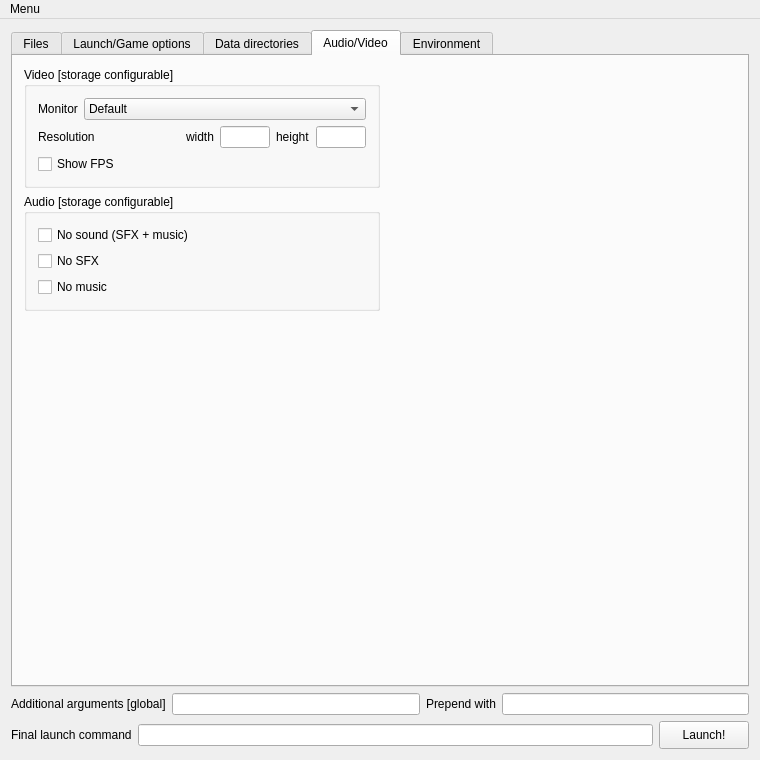
This is Forms/MainWindow.ui in kdmn2/DoomRunnerPlus as Qt 5 draws it before an edit. The edited form follows.
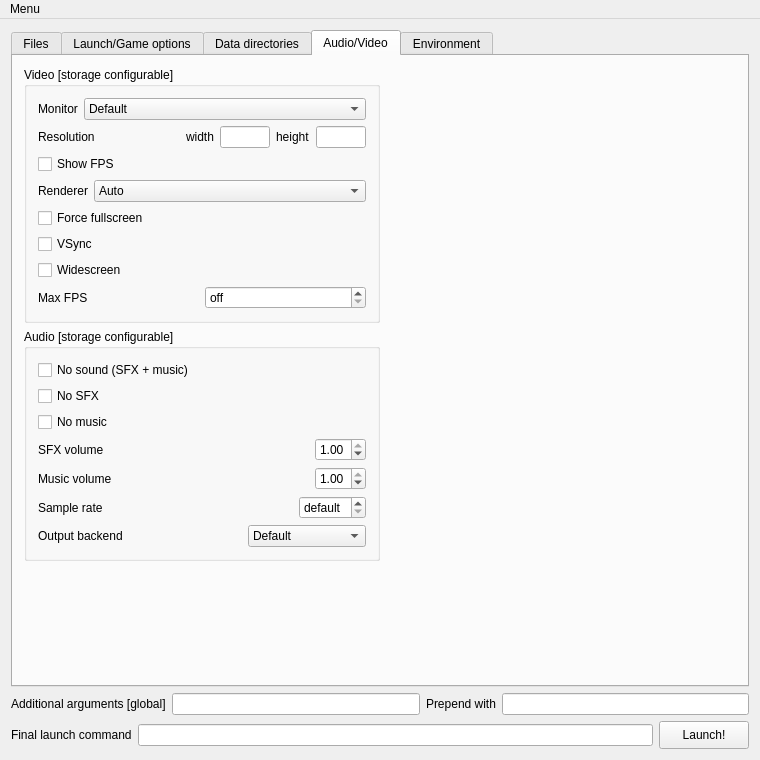
This is the edited form. The open tabs and pages were chosen to show the change. Icons and pictures are not drawn. Custom widgets are drawn as their Qt base class.

```diff
--- a/Forms/MainWindow.ui
+++ b/Forms/MainWindow.ui
@@ -1878,19 +1878,118 @@
                </item>
               </layout>
              </item>
-             <item>
-              <widget class="QCheckBox" name="showFpsChkBox">
-               <property name="toolTip">
-                <string>&lt;html&gt;&lt;head/&gt;&lt;body&gt;&lt;p&gt;&lt;span style=&quot; font-weight:700;&quot;&gt;+vid_fps&lt;br/&gt;&lt;/span&gt;When true, displays the average framerate over the past second in the upper-right corner of the screen. Because the Doom engine's internal game rate and frame rate are linked, the framerate will never be (much) above 35 fps if cl_capfps is true.&lt;/p&gt;&lt;/body&gt;&lt;/html&gt;</string>
-               </property>
-               <property name="text">
-                <string>Show FPS</string>
-               </property>
-              </widget>
-             </item>
-            </layout>
-           </widget>
-          </item>
+              <item>
+               <widget class="QCheckBox" name="showFpsChkBox">
+                <property name="toolTip">
+                 <string>&lt;html&gt;&lt;head/&gt;&lt;body&gt;&lt;p&gt;&lt;span style=&quot; font-weight:700;&quot;&gt;+vid_fps&lt;br/&gt;&lt;/span&gt;When true, displays the average framerate over the past second in the upper-right corner of the screen. Because the Doom engine's internal game rate and frame rate are linked, the framerate will never be (much) above 35 fps if cl_capfps is true.&lt;/p&gt;&lt;/body&gt;&lt;/html&gt;</string>
+                </property>
+                <property name="text">
+                 <string>Show FPS</string>
+                </property>
+               </widget>
+              </item>
+              <item>
+               <layout class="QHBoxLayout" name="hLayout_renderer">
+                <item>
+                 <widget class="QLabel" name="rendererLabel">
+                  <property name="toolTip">
+                   <string>&lt;html&gt;&lt;head/&gt;&lt;body&gt;&lt;p&gt;&lt;span style=&quot; font-weight:700;&quot;&gt;-gl / -vulkan&lt;br/&gt;&lt;/span&gt;Selects the renderer: OpenGL (-gl) or Vulkan (-vulkan). Leave on "Auto" to use the engine default.&lt;/p&gt;&lt;/body&gt;&lt;/html&gt;</string>
+                  </property>
+                  <property name="text">
+                   <string>Renderer</string>
+                  </property>
+                 </widget>
+                </item>
+                <item>
+                 <widget class="QComboBox" name="rendererCmbBox">
+                  <property name="sizePolicy">
+                   <sizepolicy hsizetype="MinimumExpanding" vsizetype="Fixed">
+                    <horstretch>0</horstretch>
+                    <verstretch>0</verstretch>
+                   </sizepolicy>
+                  </property>
+                  <property name="toolTip">
+                   <string>&lt;html&gt;&lt;head/&gt;&lt;body&gt;&lt;p&gt;&lt;span style=&quot; font-weight:700;&quot;&gt;-gl / -vulkan&lt;br/&gt;&lt;/span&gt;Selects the renderer: OpenGL (-gl) or Vulkan (-vulkan). Leave on "Auto" to use the engine default.&lt;/p&gt;&lt;/body&gt;&lt;/html&gt;</string>
+                  </property>
+                  <item>
+                   <property name="text">
+                    <string>Auto</string>
+                   </property>
+                  </item>
+                  <item>
+                   <property name="text">
+                    <string>OpenGL</string>
+                   </property>
+                  </item>
+                  <item>
+                   <property name="text">
+                    <string>Vulkan</string>
+                   </property>
+                  </item>
+                 </widget>
+                </item>
+               </layout>
+              </item>
+              <item>
+               <widget class="QCheckBox" name="fullscreenChkBox">
+                <property name="toolTip">
+                 <string>&lt;html&gt;&lt;head/&gt;&lt;body&gt;&lt;p&gt;&lt;span style=&quot; font-weight:700;&quot;&gt;+vid_fullscreen 1&lt;br/&gt;&lt;/span&gt;Forces the engine into fullscreen mode when starting.&lt;/p&gt;&lt;/body&gt;&lt;/html&gt;</string>
+                </property>
+                <property name="text">
+                 <string>Force fullscreen</string>
+                </property>
+               </widget>
+              </item>
+              <item>
+               <widget class="QCheckBox" name="vsyncChkBox">
+                <property name="toolTip">
+                 <string>&lt;html&gt;&lt;head/&gt;&lt;body&gt;&lt;p&gt;&lt;span style=&quot; font-weight:700;&quot;&gt;+vid_vsync 1&lt;br/&gt;&lt;/span&gt;Enables vertical synchronization.&lt;/p&gt;&lt;/body&gt;&lt;/html&gt;</string>
+                </property>
+                <property name="text">
+                 <string>VSync</string>
+                </property>
+               </widget>
+              </item>
+              <item>
+               <widget class="QCheckBox" name="widescreenChkBox">
+                <property name="toolTip">
+                 <string>&lt;html&gt;&lt;head/&gt;&lt;body&gt;&lt;p&gt;&lt;span style=&quot; font-weight:700;&quot;&gt;+vid_widescreen 1&lt;br/&gt;&lt;/span&gt;Enables widescreen aspect-ratio handling.&lt;/p&gt;&lt;/body&gt;&lt;/html&gt;</string>
+                </property>
+                <property name="text">
+                 <string>Widescreen</string>
+                </property>
+               </widget>
+              </item>
+              <item>
+               <layout class="QHBoxLayout" name="hLayout_maxFps">
+                <item>
+                 <widget class="QLabel" name="maxFpsLabel">
+                  <property name="toolTip">
+                   <string>&lt;html&gt;&lt;head/&gt;&lt;body&gt;&lt;p&gt;&lt;span style=&quot; font-weight:700;&quot;&gt;+vid_maxfps &lt;br/&gt;&lt;/span&gt;Caps the frame rate to the given number of fps (0 = uncapped / default).&lt;/p&gt;&lt;/body&gt;&lt;/html&gt;</string>
+                  </property>
+                  <property name="text">
+                   <string>Max FPS</string>
+                  </property>
+                 </widget>
+                </item>
+                <item>
+                 <widget class="QSpinBox" name="maxFpsSpinBox">
+                  <property name="minimum">
+                   <number>0</number>
+                  </property>
+                  <property name="maximum">
+                   <number>1000</number>
+                  </property>
+                  <property name="specialValueText">
+                   <string>off</string>
+                  </property>
+                 </widget>
+                </item>
+               </layout>
+              </item>
+             </layout>
+            </widget>
+           </item>
           <item>
            <widget class="QGroupBox" name="audioGrpBox">
             <property name="title">
@@ -1917,21 +2016,213 @@
                </property>
               </widget>
              </item>
-             <item>
-              <widget class="QCheckBox" name="noMusicChkBox">
-               <property name="toolTip">
-                <string>&lt;html&gt;&lt;head/&gt;&lt;body&gt;&lt;p&gt;&lt;span style=&quot; font-weight:700;&quot;&gt;-nomusic&lt;/span&gt;&lt;br/&gt;Prevents the playback of music.&lt;/p&gt;&lt;/body&gt;&lt;/html&gt;</string>
-               </property>
-               <property name="text">
-                <string>No music</string>
-               </property>
-              </widget>
-             </item>
-            </layout>
-           </widget>
-          </item>
-          <item>
-           <spacer name="verticalSpacer_3">
+              <item>
+               <widget class="QCheckBox" name="noMusicChkBox">
+                <property name="toolTip">
+                 <string>&lt;html&gt;&lt;head/&gt;&lt;body&gt;&lt;p&gt;&lt;span style=&quot; font-weight:700;&quot;&gt;-nomusic&lt;br/&gt;&lt;/span&gt;Prevents the playback of music.&lt;/p&gt;&lt;/body&gt;&lt;/html&gt;</string>
+                </property>
+                <property name="text">
+                 <string>No music</string>
+                </property>
+               </widget>
+              </item>
+              <item>
+               <layout class="QHBoxLayout" name="hLayout_sfxVolume">
+                <item>
+                 <widget class="QLabel" name="sfxVolumeLabel">
+                  <property name="toolTip">
+                   <string>&lt;html&gt;&lt;head/&gt;&lt;body&gt;&lt;p&gt;&lt;span style=&quot; font-weight:700;&quot;&gt;+snd_sfxvolume&lt;br/&gt;&lt;/span&gt;Volume of sound effects (0.0 to 1.0, default 1.0).&lt;/p&gt;&lt;/body&gt;&lt;/html&gt;</string>
+                  </property>
+                  <property name="text">
+                   <string>SFX volume</string>
+                  </property>
+                 </widget>
+                </item>
+                <item>
+                 <spacer name="horizontalSpacer_sfx">
+                  <property name="orientation">
+                   <enum>Qt::Horizontal</enum>
+                  </property>
+                  <property name="sizeHint" stdset="0">
+                   <size>
+                    <width>30</width>
+                    <height>20</height>
+                   </size>
+                  </property>
+                 </spacer>
+                </item>
+                <item>
+                 <widget class="QDoubleSpinBox" name="sfxVolumeSpinBox">
+                  <property name="suffix">
+                   <string/>
+                  </property>
+                  <property name="decimals">
+                   <number>2</number>
+                  </property>
+                  <property name="minimum">
+                   <double>0.000000000000000</double>
+                  </property>
+                  <property name="maximum">
+                   <double>1.000000000000000</double>
+                  </property>
+                  <property name="singleStep">
+                   <double>0.050000000000000</double>
+                  </property>
+                  <property name="value">
+                   <double>1.000000000000000</double>
+                  </property>
+                 </widget>
+                </item>
+               </layout>
+              </item>
+              <item>
+               <layout class="QHBoxLayout" name="hLayout_musicVolume">
+                <item>
+                 <widget class="QLabel" name="musicVolumeLabel">
+                  <property name="toolTip">
+                   <string>&lt;html&gt;&lt;head/&gt;&lt;body&gt;&lt;p&gt;&lt;span style=&quot; font-weight:700;&quot;&gt;+snd_musicvolume&lt;br/&gt;&lt;/span&gt;Volume of music (0.0 to 1.0, default 1.0).&lt;/p&gt;&lt;/body&gt;&lt;/html&gt;</string>
+                  </property>
+                  <property name="text">
+                   <string>Music volume</string>
+                  </property>
+                 </widget>
+                </item>
+                <item>
+                 <spacer name="horizontalSpacer_music">
+                  <property name="orientation">
+                   <enum>Qt::Horizontal</enum>
+                  </property>
+                  <property name="sizeHint" stdset="0">
+                   <size>
+                    <width>30</width>
+                    <height>20</height>
+                   </size>
+                  </property>
+                 </spacer>
+                </item>
+                <item>
+                 <widget class="QDoubleSpinBox" name="musicVolumeSpinBox">
+                  <property name="decimals">
+                   <number>2</number>
+                  </property>
+                  <property name="minimum">
+                   <double>0.000000000000000</double>
+                  </property>
+                  <property name="maximum">
+                   <double>1.000000000000000</double>
+                  </property>
+                  <property name="singleStep">
+                   <double>0.050000000000000</double>
+                  </property>
+                  <property name="value">
+                   <double>1.000000000000000</double>
+                  </property>
+                 </widget>
+                </item>
+               </layout>
+              </item>
+              <item>
+               <layout class="QHBoxLayout" name="hLayout_sampleRate">
+                <item>
+                 <widget class="QLabel" name="sampleRateLabel">
+                  <property name="toolTip">
+                   <string>&lt;html&gt;&lt;head/&gt;&lt;body&gt;&lt;p&gt;&lt;span style=&quot; font-weight:700;&quot;&gt;+snd_samplerate&lt;br/&gt;&lt;/span&gt;Audio sample rate in Hz (0 = engine default).&lt;/p&gt;&lt;/body&gt;&lt;/html&gt;</string>
+                  </property>
+                  <property name="text">
+                   <string>Sample rate</string>
+                  </property>
+                 </widget>
+                </item>
+                <item>
+                 <spacer name="horizontalSpacer_rate">
+                  <property name="orientation">
+                   <enum>Qt::Horizontal</enum>
+                  </property>
+                  <property name="sizeHint" stdset="0">
+                   <size>
+                    <width>30</width>
+                    <height>20</height>
+                   </size>
+                  </property>
+                 </spacer>
+                </item>
+                <item>
+                 <widget class="QSpinBox" name="sampleRateSpinBox">
+                  <property name="minimum">
+                   <number>0</number>
+                  </property>
+                  <property name="maximum">
+                   <number>192000</number>
+                  </property>
+                  <property name="specialValueText">
+                   <string>default</string>
+                  </property>
+                 </widget>
+                </item>
+               </layout>
+              </item>
+              <item>
+               <layout class="QHBoxLayout" name="hLayout_outputBackend">
+                <item>
+                 <widget class="QLabel" name="outputBackendLabel">
+                  <property name="toolTip">
+                   <string>&lt;html&gt;&lt;head/&gt;&lt;body&gt;&lt;p&gt;&lt;span style=&quot; font-weight:700;&quot;&gt;+snd_output&lt;br/&gt;&lt;/span&gt;Audio output backend (empty = engine default).&lt;/p&gt;&lt;/body&gt;&lt;/html&gt;</string>
+                  </property>
+                  <property name="text">
+                   <string>Output backend</string>
+                  </property>
+                 </widget>
+                </item>
+                <item>
+                 <spacer name="horizontalSpacer_backend">
+                  <property name="orientation">
+                   <enum>Qt::Horizontal</enum>
+                  </property>
+                  <property name="sizeHint" stdset="0">
+                   <size>
+                    <width>30</width>
+                    <height>20</height>
+                   </size>
+                  </property>
+                 </spacer>
+                </item>
+                <item>
+                 <widget class="QComboBox" name="outputBackendCmbBox">
+                  <property name="sizePolicy">
+                   <sizepolicy hsizetype="Expanding" vsizetype="Fixed">
+                    <horstretch>0</horstretch>
+                    <verstretch>0</verstretch>
+                   </sizepolicy>
+                  </property>
+                  <item>
+                   <property name="text">
+                    <string>Default</string>
+                   </property>
+                  </item>
+                  <item>
+                   <property name="text">
+                    <string>OpenAL</string>
+                   </property>
+                  </item>
+                  <item>
+                   <property name="text">
+                    <string>SDL</string>
+                   </property>
+                  </item>
+                  <item>
+                   <property name="text">
+                    <string>null</string>
+                   </property>
+                  </item>
+                 </widget>
+                </item>
+               </layout>
+              </item>
+             </layout>
+            </widget>
+            </item>
+            <item>
+             <spacer name="verticalSpacer_3">
             <property name="orientation">
              <enum>Qt::Vertical</enum>
             </property>
```
Left out of the diff: 150 changed lines with no effect on the pictures.
